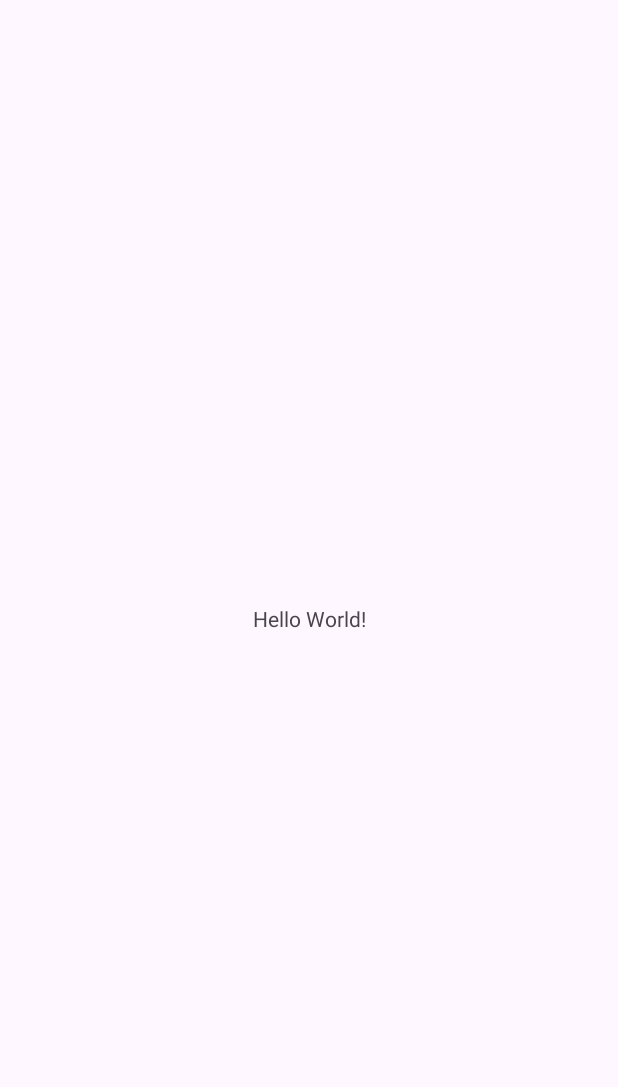
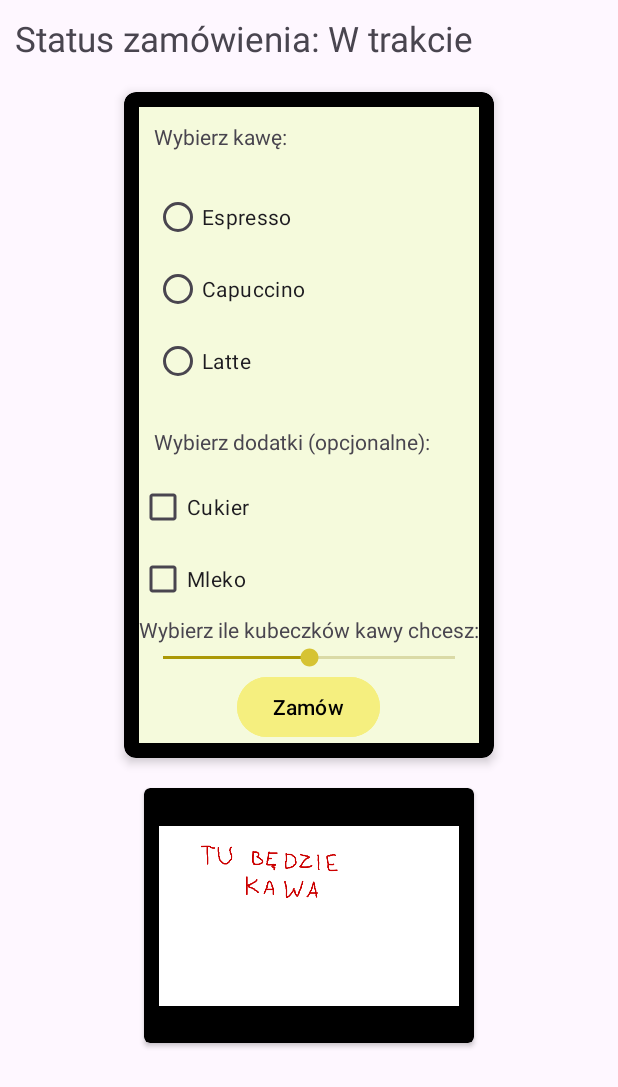
Before and after one commit to Kornio155/Kawa, an Android app: the screen it shows after launch (MainActivity), on a phone screen of 412 x 824 dp. Before the commit the part shown is almost empty. Shown: the top 1087 px of the screen. Run offline under Robolectric (Android 15) with nearby library versions, the phone set to English and light mode, and no system bars.

Commit message:
Koniec pracy nad wersją graficzną.

```diff
--- a/app/src/main/res/layout/activity_main.xml
+++ b/app/src/main/res/layout/activity_main.xml
@@ -1,19 +1,141 @@
 <?xml version="1.0" encoding="utf-8"?>
-<androidx.constraintlayout.widget.ConstraintLayout xmlns:android="http://schemas.android.com/apk/res/android"
+<LinearLayout
+    xmlns:android="http://schemas.android.com/apk/res/android"
     xmlns:app="http://schemas.android.com/apk/res-auto"
     xmlns:tools="http://schemas.android.com/tools"
     android:id="@+id/main"
     android:layout_width="match_parent"
     android:layout_height="match_parent"
-    tools:context=".MainActivity">
+    android:orientation="vertical"
+    tools:context=".MainActivity"
+    android:gravity="center_horizontal"
+    >
 
-    <TextView
+
+        <TextView
+            android:id="@+id/status"
+            android:layout_width="match_parent"
+            android:layout_height="wrap_content"
+            android:layout_margin="10dp"
+            android:text="Status zamówienia: W trakcie"
+            android:textSize="23sp" />
+
+        <androidx.cardview.widget.CardView
+            android:layout_width="wrap_content"
+            android:layout_height="wrap_content"
+            android:layout_margin="10dp"
+            android:paddingStart="16dp"
+            android:paddingEnd="10dp"
+            app:cardBackgroundColor="@color/black"
+            app:cardCornerRadius="8dp"
+            app:cardElevation="4dp">
+
+            <LinearLayout
+                android:layout_width="match_parent"
+                android:layout_height="wrap_content"
+                android:layout_margin="10dp"
+                android:background="#f5fadc"
+                android:orientation="vertical">
+
+
+                <TextView
+                    android:layout_width="match_parent"
+                    android:layout_height="wrap_content"
+                    android:layout_margin="10dp"
+                    android:text="Wybierz kawę:" />
+
+                <RadioGroup
+                    android:id="@+id/kawa_Radio"
+                    android:layout_width="wrap_content"
+                    android:layout_height="wrap_content"
+                    android:padding="10dp">
+
+                    <RadioButton
+                        android:id="@+id/es"
+                        android:layout_width="wrap_content"
+                        android:layout_height="wrap_content"
+                        android:text="Espresso" />
+
+                    <RadioButton
+                        android:id="@+id/ca"
+                        android:layout_width="wrap_content"
+                        android:layout_height="wrap_content"
+                        android:text="Capuccino" />
+
+                    <RadioButton
+                        android:id="@+id/la"
+                        android:layout_width="wrap_content"
+                        android:layout_height="wrap_content"
+                        android:text="Latte" />
+                </RadioGroup>
+
+                <TextView
+                    android:layout_width="wrap_content"
+                    android:layout_height="wrap_content"
+                    android:layout_margin="10dp"
+                    android:text="Wybierz dodatki (opcjonalne):" />
+
+                <CheckBox
+                    android:id="@+id/cu"
+                    android:layout_width="wrap_content"
+                    android:layout_height="wrap_content"
+                    android:text="Cukier" />
+
+                <CheckBox
+                    android:id="@+id/ml"
+                    android:layout_width="wrap_content"
+                    android:layout_height="wrap_content"
+                    android:text="Mleko" />
+
+                <TextView
+                    android:id="@+id/ile_kubkow"
+                    android:layout_width="wrap_content"
+                    android:layout_height="wrap_content"
+                    android:text="Wybierz ile kubeczków kawy chcesz:" />
+
+                <SeekBar
+                    android:id="@+id/sb"
+                    android:layout_width="match_parent"
+                    android:layout_height="wrap_content"
+                    android:max="10"
+                    android:progress="5"
+                    android:progressBackgroundTint="#8a7b0e"
+                    android:progressTint="#ab9807"
+                    android:thumbTint="#d6c333" />
+
+                <Button
+                    android:layout_width="wrap_content"
+                    android:layout_height="wrap_content"
+                    android:text="Zamów"
+                    android:backgroundTint="#f5ef7f"
+                    android:textColor="@color/black"
+                    android:layout_gravity="center_horizontal"
+                    />
+
+            </LinearLayout>
+
+
+        </androidx.cardview.widget.CardView>
+
+    <androidx.cardview.widget.CardView
         android:layout_width="wrap_content"
         android:layout_height="wrap_content"
-        android:text="Hello World!"
-        app:layout_constraintBottom_toBottomOf="parent"
-        app:layout_constraintEnd_toEndOf="parent"
-        app:layout_constraintStart_toStartOf="parent"
-        app:layout_constraintTop_toTopOf="parent" />
+        android:layout_margin="10dp"
+        android:paddingStart="16dp"
+        android:paddingEnd="10dp"
+        app:cardBackgroundColor="@color/black"
+        app:cardCornerRadius="4dp"
+        app:elevation="8dp">
 
-</androidx.constraintlayout.widget.ConstraintLayout>
+    <ImageView
+        android:layout_width="200dp"
+        android:layout_height="150dp"
+        android:layout_margin="10dp"
+        android:contentDescription="Tu powinna być kawa"
+        android:scaleType="fitCenter"
+        android:src="@drawable/tu_bedzie_kawa"/>
+
+    </androidx.cardview.widget.CardView>
+
+
+</LinearLayout>
```
Also changed, not shown: app/src/main/res/drawable/capuccino.png (added), app/src/main/res/drawable/espresso.png (added), app/src/main/res/drawable/latte.png (added), app/src/main/res/drawable/tu_bedzie_kawa.png (added).
